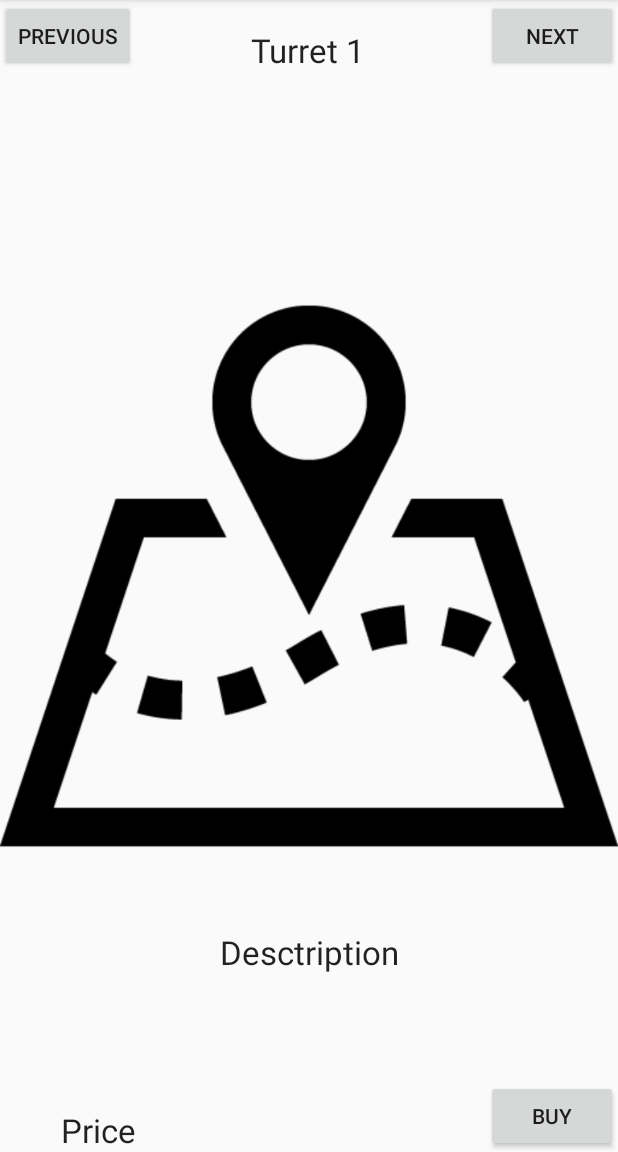
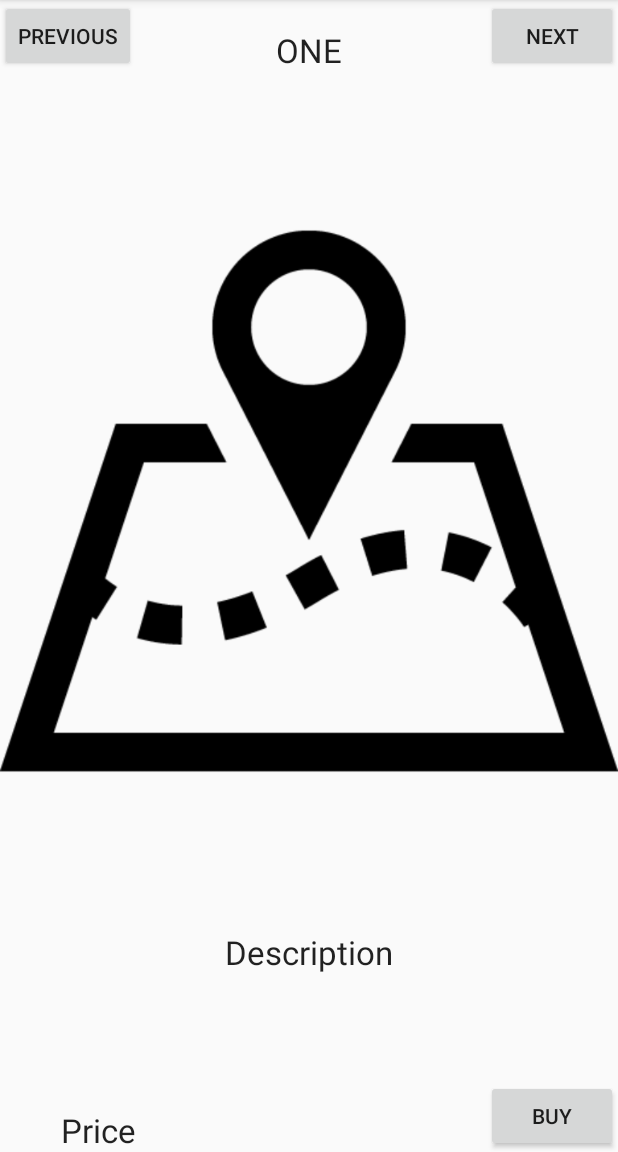
Before and after one commit to AaronE314/CATZMain, an Android app: the screen it shows after launch (MainActivity), in the side drawer, after a tap on "Shop", on a phone screen of 412 x 824 dp, the part 84-1236 px from its top. Run offline under Robolectric (Android 15) with nearby library versions, the phone set to English and light mode, and no system bars.

Commit message:
Added Jason support for shop info, and finxed a bug

```diff
--- a/app/src/main/java/menu/catz/aaron/catzmain/MainActivity.java
+++ b/app/src/main/java/menu/catz/aaron/catzmain/MainActivity.java
@@ -139,6 +139,6 @@ public class MainActivity extends AppCompatActivity implements NavigationView.On
     public void onMapReady(GoogleMap googleMap) {
         mMap = googleMap;
         mMap.setMapType(GoogleMap.MAP_TYPE_HYBRID);
-        control = new Controller(this, mMap);
+        //control = new Controller(this, mMap);
     }
 }
--- a/app/src/main/java/menu/catz/aaron/fragments/ShopFragment.java
+++ b/app/src/main/java/menu/catz/aaron/fragments/ShopFragment.java
@@ -10,6 +10,14 @@ import android.widget.Button;
 import android.widget.ImageView;
 import android.widget.TextView;
 
+import org.json.JSONArray;
+import org.json.JSONException;
+import org.json.JSONObject;
+
+import java.io.FileNotFoundException;
+import java.io.FileReader;
+import java.util.Scanner;
+
 import menu.catz.aaron.catzmain.R;
 
 public class ShopFragment extends Fragment {
@@ -18,6 +26,9 @@ public class ShopFragment extends Fragment {
     int arnImageId[] = new int[nTurretnum];
     String arsTurretname[] = new String[nTurretnum];
     int arnPrice[] = new int[nTurretnum];
+    int arnDamage[] = new int[nTurretnum];
+    int arnRange[] = new int[nTurretnum];
+    double ardRoF[] = new double[nTurretnum];
     ImageView ivTurret;
     TextView txtTname,txtPrice;
     int nTurretL = 0;
@@ -38,10 +49,18 @@ public class ShopFragment extends Fragment {
         arnImageId[1] = R.drawable.options_icon;
         arnImageId[2] = R.drawable.shop_icon;
         arnImageId[3] = R.drawable.upgrade_icon;
+        /*
         arsTurretname[0] = "Turret 1";
         arsTurretname[1] = "Turret 2";
         arsTurretname[2] = "Turret 3";
-        arsTurretname[3] = "Turret 4";
+        arsTurretname[3] = "Turret 4";*/
+        try {
+            load();
+        } catch (FileNotFoundException e) {
+            e.printStackTrace();
+        } catch (JSONException e) {
+            e.printStackTrace();
+        }
         Updateinfo(nTurretL);
 
         btnNext.setOnClickListener(new View.OnClickListener() {
@@ -71,10 +90,26 @@ public class ShopFragment extends Fragment {
 
     }
 
+    private void load() throws FileNotFoundException, JSONException {
+        String jsonString = "{" + "  \"Turrets\": [" + "    {" + "      \"Id\": \"1\"," + "      \"Damage\": \"100\"," + "      \"Range\": \"1.01\"," + "      \"RoF\": \"1.01\"," + "      \"Cost\": \"100\"," + "      \"Name\": \"ONE\"" + "    }," + "    {" + "      \"Id\": \"2\"," + "      \"Damage\": \"200\"," + "      \"Range\": \"2.02\"," + "      \"RoF\": \"2.02\"," + "      \"Cost\": \"200\"," + "      \"Name\": \"TWO\"" + "    }," + "    {" + "      \"Id\": \"3\"," + "      \"Damage\": \"300\"," + "      \"Range\": \"3.03\"," + "      \"RoF\": \"3.03\"," + "      \"Cost\": \"300\"," + "      \"Name\": \"THREE\"" + "    }," + "    {" + "      \"Id\": \"4\"," + "      \"Damage\": \"400\"," + "      \"Range\": \"4.04\"," + "      \"RoF\": \"4.04\"," + "      \"Cost\": \"400\"," + "      \"Name\": \"FOUR\"" + "    }" + "  ]" + "}";
+        /*Scanner fin = new Scanner(new FileReader("Turrets.json"));
+        while (fin.hasNextLine()) {
+            jsonString += fin.nextLine();
+        }*/
+        JSONObject obj = new JSONObject(jsonString);
+        JSONArray turrets = obj.getJSONArray("Turrets");
+        for (int i = 0; i < turrets.length(); ++i) {
+            obj = turrets.getJSONObject(i);
+            arnDamage[i] = obj.getInt("Damage");
+            ardRoF[i] = obj.getDouble("RoF");
+            arnRange[i] = obj.getInt("Range");
+            arsTurretname[i] = obj.getString("Name");
+        }
+    }
     public void Updateinfo(int nTurretL) {
         ivTurret.setImageResource(arnImageId[nTurretL]);
         txtTname.setText(arsTurretname[nTurretL]);
-        txtPrice.setText(arnPrice[nTurretL]);
+        //txtPrice.setText(arnPrice[nTurretL]);
     }
 
 }
--- a/app/src/main/res/layout/fragment_shop.xml
+++ b/app/src/main/res/layout/fragment_shop.xml
@@ -53,18 +53,11 @@
             android:layout_alignRight="@+id/btnPrev"
             android:layout_alignEnd="@+id/btnPrev" />
 
-        <ImageView
-            android:layout_width="wrap_content"
-            android:layout_height="wrap_content"
-            android:id="@+id/ivTurret"
-            android:layout_centerVertical="true"
-            android:layout_centerHorizontal="true" />
-
         <TextView
             android:layout_width="wrap_content"
             android:layout_height="100dp"
             android:textAppearance="?android:attr/textAppearanceLarge"
-            android:text="Desctription"
+            android:text="Description"
             android:id="@+id/txtDes"
             android:layout_above="@+id/btnBuy"
             android:layout_alignParentLeft="true"
@@ -73,6 +66,17 @@
             android:layout_alignParentEnd="true"
             android:textAlignment="center" />
 
+        <ImageView
+            android:layout_width="wrap_content"
+            android:layout_height="wrap_content"
+            android:id="@+id/ivTurret"
+            android:layout_below="@+id/btnNext"
+            android:layout_alignRight="@+id/btnNext"
+            android:layout_alignEnd="@+id/btnNext"
+            android:layout_above="@+id/txtDes"
+            android:layout_alignParentLeft="true"
+            android:layout_alignParentStart="true" />
+
     </RelativeLayout>
 
 </FrameLayout>
```
